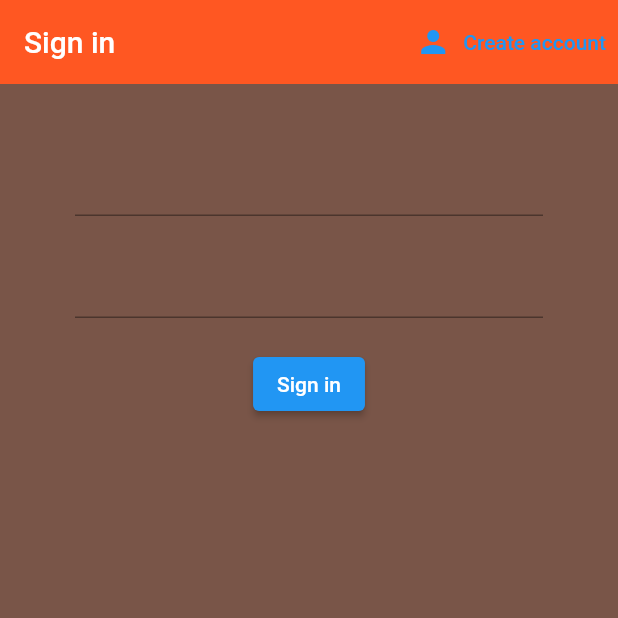
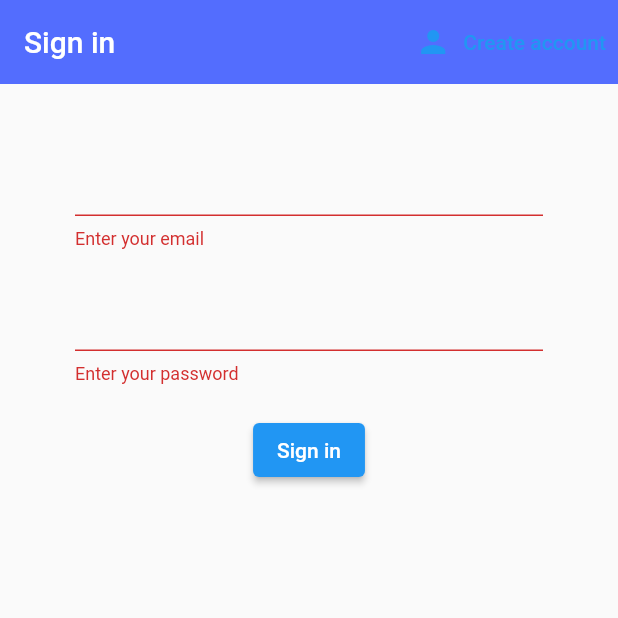
Before and after one commit to drkkjh/Health-Wealth, a Flutter app: the screen it shows after launch, after a tap on "Sign in", on a phone screen of 412 x 824 dp, the top half of it. Run offline on Flutter 3.47's test engine with Material 2 defaults, Android fonts, the phone set to English and light mode, and no system bars; our stand-ins replace firebase_auth, firebase_core; accounts and stored records are empty.

Commit message:
Complete email and pw registration and sign in features with Firebase Auth

```diff
--- a/health_wealth/lib/screens/authenticate/sign_in.dart
+++ b/health_wealth/lib/screens/authenticate/sign_in.dart
@@ -14,16 +14,20 @@ class SignIn extends StatefulWidget {
 
 class _SignInState extends State<SignIn> {
   final AuthService _auth = AuthService();
+  final _formKey = GlobalKey<FormState>();
 
+  // User input variables
   String email = '';
   String password = '';
+
+  String errorMsg = '';
 
   @override
   Widget build(BuildContext context) {
     return Scaffold(
-      backgroundColor: Colors.brown,
+      // backgroundColor: Colors.lightBlueAccent,
       appBar: AppBar(
-        backgroundColor: Colors.deepOrange,
+        backgroundColor: Colors.indigoAccent,
         elevation: 0.0,
         title: const Text('Sign in'),
         actions: [
@@ -39,10 +43,18 @@ class _SignInState extends State<SignIn> {
       body: Container(
         padding: const EdgeInsets.symmetric(vertical: 20.0, horizontal: 50.0),
         child: Form(
+          key: _formKey,
           child: Column(
             children: <Widget>[
               const SizedBox(height: 20.0),
               TextFormField(
+                validator: (input) {
+                  if (input != null && input.isEmpty) {
+                    return 'Enter your email';
+                  } else {
+                    return null;
+                  }
+                },
                 onChanged: (input) {
                   setState(() => email = input);
                 },
@@ -50,6 +62,16 @@ class _SignInState extends State<SignIn> {
               const SizedBox(height: 20.0),
               TextFormField(
                 obscureText: true,
+                validator: (input) {
+                  if (input != null) {
+                    if (input.isEmpty) {
+                      return 'Enter your password';
+                    } else if (input.length < 6) {
+                      return 'Your password must be at least 6 characters!';
+                    }
+                  }
+                  return null;
+                },
                 onChanged: (input) {
                   setState(() => password = input);
                 },
@@ -63,9 +85,28 @@ class _SignInState extends State<SignIn> {
                   ),
                 ),
                 onPressed: () async {
-                  print(email);
-                  print(password);
+                  // Check if form is valid.
+                  if (_formKey.currentState != null) {
+                    if (_formKey.currentState!.validate()) {
+                      dynamic result = await _auth.signIn(email, password);
+                      if (result == null) {
+                        setState(() => errorMsg = 'Error with signing in');
+                      }
+                    }
+                  }
                 },
+                // onPressed: () async {
+                //   print(email);
+                //   print(password);
+                // },
+              ),
+              const SizedBox(height: 20.0),
+              Text(
+                errorMsg,
+                style: const TextStyle(
+                  color: Colors.black,
+                  fontSize: 20.0,
+                ),
               ),
             ],
           ),
```
Also changed, not shown: health_wealth/lib/screens/authenticate/register.dart (+36 -2 lines), health_wealth/lib/screens/snacktracker.dart (+17 -18 lines), health_wealth/lib/services/auth.dart (+18 -8 lines), 1 other file.
